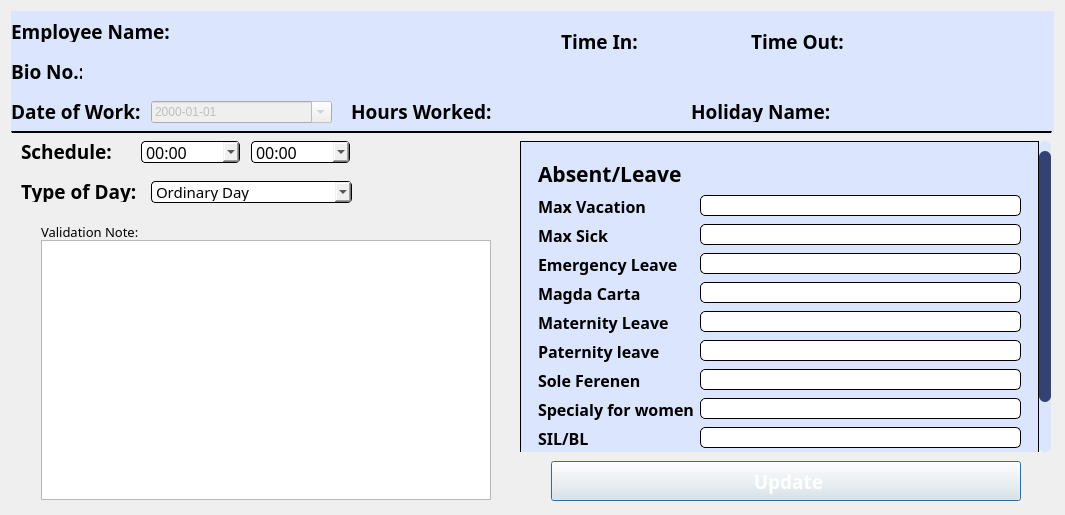
This is MainFrame/Resources/UI/Schedule.ui in Maze711/systemPayroll as Qt 5 draws it before an edit. The edited form follows.
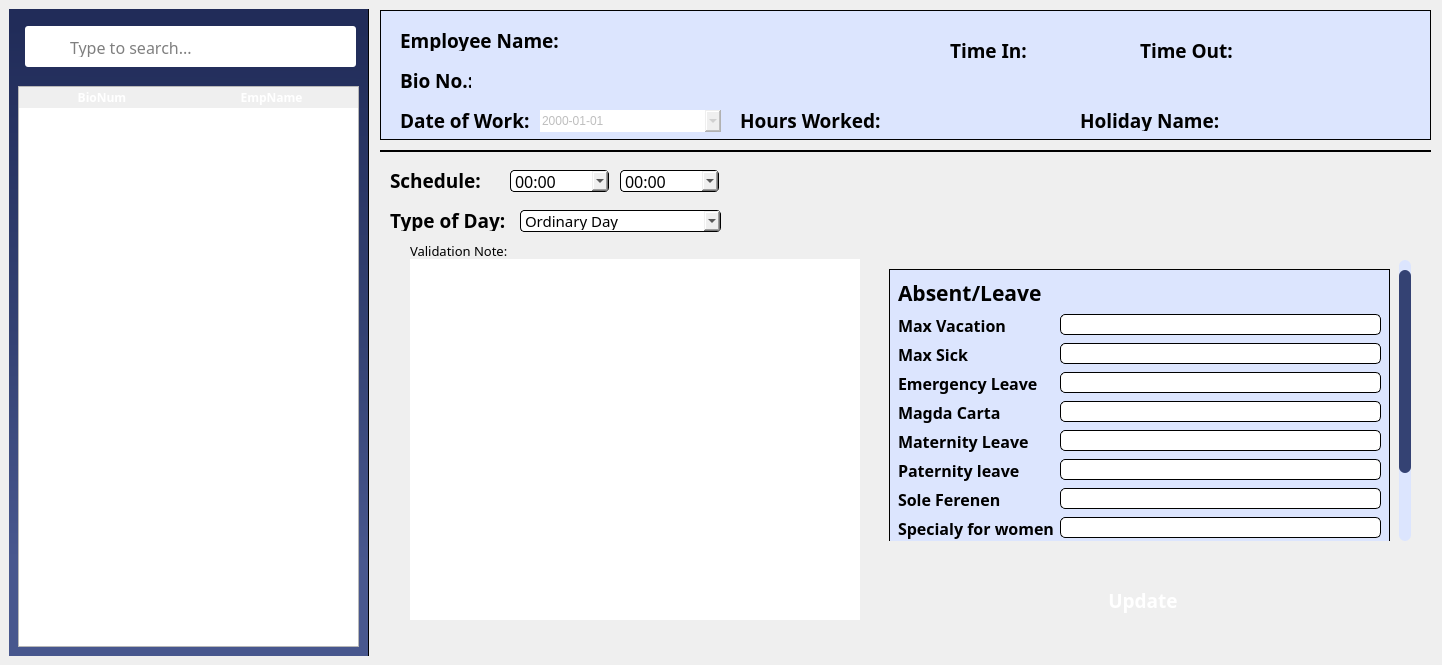
This is the edited form. Icons and pictures are not drawn.

What changed in the file:
```diff
--- a/MainFrame/Resources/UI/Schedule.ui
+++ b/MainFrame/Resources/UI/Schedule.ui
@@ -6,8 +6,8 @@
    <rect>
     <x>0</x>
     <y>0</y>
-    <width>1065</width>
-    <height>515</height>
+    <width>1442</width>
+    <height>665</height>
    </rect>
   </property>
   <property name="font">
@@ -23,15 +23,11 @@
     <normaloff>../Icons/logo.svg</normaloff>../Icons/logo.svg</iconset>
   </property>
   <property name="styleSheet">
-   <string notr="true">#employeeRate, #scrollAreaWidgetContents_2{
+   <string notr="true">#employeeRate, #widget_3, #employeeDetails{
 background-color: #DCE5FE;
 border: 1px solid black;
 }
 
-#employeeDetails{
-background-color: #DCE5FE;
-}
-
 QLineEdit{
 background-color: rgb(255, 255, 255);
 border-radius: 5px;
@@ -78,12 +74,322 @@
     background: none;
 }</string>
   </property>
-  <layout class="QVBoxLayout" name="verticalLayout">
-   <item>
+  <widget class="QWidget" name="widget_4" native="true">
+   <property name="geometry">
+    <rect>
+     <x>9</x>
+     <y>9</y>
+     <width>361</width>
+     <height>647</height>
+    </rect>
+   </property>
+   <property name="minimumSize">
+    <size>
+     <width>100</width>
+     <height>647</height>
+    </size>
+   </property>
+   <widget class="QFrame" name="sideBar">
+    <property name="geometry">
+     <rect>
+      <x>-1</x>
+      <y>-3</y>
+      <width>361</width>
+      <height>651</height>
+     </rect>
+    </property>
+    <property name="styleSheet">
+     <string notr="true">#sideBar{
+	background-color: qlineargradient(spread:pad, x1:0.508, y1:0.0340909, x2:0.503051, y2:1, stop:0 rgba(33, 44, 89, 255), stop:0.497175 rgba(52, 66, 115, 255), stop:0.847458 rgba(72, 87, 142, 255))
+}</string>
+    </property>
+    <property name="frameShape">
+     <enum>QFrame::StyledPanel</enum>
+    </property>
+    <property name="frameShadow">
+     <enum>QFrame::Raised</enum>
+    </property>
+    <widget class="QFrame" name="searchBar">
+     <property name="geometry">
+      <rect>
+       <x>17</x>
+       <y>20</y>
+       <width>331</width>
+       <height>41</height>
+      </rect>
+     </property>
+     <property name="focusPolicy">
+      <enum>Qt::StrongFocus</enum>
+     </property>
+     <property name="styleSheet">
+      <string notr="true">#searchBar{
+	border: 1px solid &quot;#CBD5E0&quot;;
+	border-radius: 3px; 
+ 	background-color: white;
+}</string>
+     </property>
+     <property name="frameShape">
+      <enum>QFrame::StyledPanel</enum>
+     </property>
+     <property name="frameShadow">
+      <enum>QFrame::Raised</enum>
+     </property>
+     <widget class="QLineEdit" name="searchBioNum">
+      <property name="geometry">
+       <rect>
+        <x>43</x>
+        <y>10</y>
+        <width>281</width>
+        <height>21</height>
+       </rect>
+      </property>
+      <property name="font">
+       <font>
+        <family>Poppins</family>
+        <pointsize>12</pointsize>
+       </font>
+      </property>
+      <property name="focusPolicy">
+       <enum>Qt::ClickFocus</enum>
+      </property>
+      <property name="styleSheet">
+       <string notr="true">border: none;</string>
+      </property>
+      <property name="text">
+       <string/>
+      </property>
+      <property name="frame">
+       <bool>false</bool>
+      </property>
+      <property name="placeholderText">
+       <string>Type to search...</string>
+      </property>
+     </widget>
+     <widget class="QLabel" name="searchIcon">
+      <property name="geometry">
+       <rect>
+        <x>10</x>
+        <y>10</y>
+        <width>31</width>
+        <height>21</height>
+       </rect>
+      </property>
+      <property name="styleSheet">
+       <string notr="true">#searchIcon{
+	background-color: white;
+}</string>
+      </property>
+      <property name="text">
+       <string/>
+      </property>
+      <property name="pixmap">
+       <pixmap>../Icons/search.svg</pixmap>
+      </property>
+      <property name="scaledContents">
+       <bool>false</bool>
+      </property>
+      <property name="alignment">
+       <set>Qt::AlignCenter</set>
+      </property>
+     </widget>
+    </widget>
+    <widget class="QWidget" name="widget_2" native="true">
+     <property name="geometry">
+      <rect>
+       <x>10</x>
+       <y>80</y>
+       <width>274</width>
+       <height>210</height>
+      </rect>
+     </property>
+     <property name="styleSheet">
+      <string notr="true">#btnCheckSched, #btnFilter {
+	background-color: &quot;#546aba&quot;;
+	color: white;
+	border-radius: 5px;
+}
+
+#btnTimeSheet, #btnImport{
+border-radius: 5px;
+	color: white;
+background-color: &quot;#30d977&quot;;
+}
+
+#btnExport{
+background-color: rgb(255, 110, 112);
+	color: white;
+	border-radius: 5px;
+}
+
+#btnCheckSched:hover, #btnFilter:hover{
+background-color: #485ba1;
+}
+
+#btnTimeSheet:hover, #btnImport:hover{
+	background-color: &quot;#26ad5f&quot;;
+}
+
+#btnExport:hover{
+background-color: #c75657;
+}
+
+</string>
+     </property>
+     <layout class="QVBoxLayout" name="verticalLayout_2"/>
+    </widget>
+    <widget class="QTableWidget" name="employeeTable">
+     <property name="geometry">
+      <rect>
+       <x>10</x>
+       <y>80</y>
+       <width>341</width>
+       <height>561</height>
+      </rect>
+     </property>
+     <property name="sizePolicy">
+      <sizepolicy hsizetype="Fixed" vsizetype="Fixed">
+       <horstretch>0</horstretch>
+       <verstretch>0</verstretch>
+      </sizepolicy>
+     </property>
+     <property name="font">
+      <font>
+       <family>Poppins SemiBold</family>
+       <pointsize>12</pointsize>
+       <weight>75</weight>
+       <bold>true</bold>
+      </font>
+     </property>
+     <property name="focusPolicy">
+      <enum>Qt::ClickFocus</enum>
+     </property>
+     <property name="contextMenuPolicy">
+      <enum>Qt::DefaultContextMenu</enum>
+     </property>
+     <property name="styleSheet">
+      <string notr="true">/* Header Design */
+
+QHeaderView::section {
+	font-family: Poppins;
+	font-weight: bold;
+	font-size: 12px;
+	color: white;
+	background-color: &quot;#344273&quot;;
+	border: none;
+}
+
+/* Style for the selected row */
+QTableView::item:selected:active {
+	 selection-background-color: &quot;#9DADDF&quot;;
+}
+
+/* Style for the alternate row */
+QTableWidget {
+	alternate-background-color: &quot;#DDDDDD&quot;;
+}</string>
+     </property>
+     <property name="horizontalScrollBarPolicy">
+      <enum>Qt::ScrollBarAsNeeded</enum>
+     </property>
+     <property name="sizeAdjustPolicy">
+      <enum>QAbstractScrollArea::AdjustIgnored</enum>
+     </property>
+     <property name="editTriggers">
+      <set>QAbstractItemView::NoEditTriggers</set>
+     </property>
+     <property name="tabKeyNavigation">
+      <bool>false</bool>
+     </property>
+     <property name="showDropIndicator" stdset="0">
+      <bool>false</bool>
+     </property>
+     <property name="dragDropOverwriteMode">
+      <bool>false</bool>
+     </property>
+     <property name="alternatingRowColors">
+      <bool>true</bool>
+     </property>
+     <property name="selectionMode">
+      <enum>QAbstractItemView::SingleSelection</enum>
+     </property>
+     <property name="selectionBehavior">
+      <enum>QAbstractItemView::SelectRows</enum>
+     </property>
+     <property name="textElideMode">
+      <enum>Qt::ElideRight</enum>
+     </property>
+     <property name="showGrid">
+      <bool>false</bool>
+     </property>
+     <property name="gridStyle">
+      <enum>Qt::SolidLine</enum>
+     </property>
+     <property name="cornerButtonEnabled">
+      <bool>false</bool>
+     </property>
+     <property name="columnCount">
+      <number>2</number>
+     </property>
+     <attribute name="horizontalHeaderVisible">
+      <bool>true</bool>
+     </attribute>
+     <attribute name="horizontalHeaderCascadingSectionResizes">
+      <bool>true</bool>
+     </attribute>
+     <attribute name="horizontalHeaderMinimumSectionSize">
+      <number>50</number>
+     </attribute>
+     <attribute name="horizontalHeaderDefaultSectionSize">
+      <number>166</number>
+     </attribute>
+     <attribute name="horizontalHeaderHighlightSections">
+      <bool>true</bool>
+     </attribute>
+     <attribute name="horizontalHeaderShowSortIndicator" stdset="0">
+      <bool>false</bool>
+     </attribute>
+     <attribute name="horizontalHeaderStretchLastSection">
+      <bool>true</bool>
+     </attribute>
+     <attribute name="verticalHeaderVisible">
+      <bool>false</bool>
+     </attribute>
+     <attribute name="verticalHeaderDefaultSectionSize">
+      <number>31</number>
+     </attribute>
+     <attribute name="verticalHeaderHighlightSections">
+      <bool>false</bool>
+     </attribute>
+     <column>
+      <property name="text">
+       <string>BioNum</string>
+      </property>
+     </column>
+     <column>
+      <property name="text">
+       <string>EmpName</string>
+      </property>
+      <property name="font">
+       <font>
+        <pointsize>8</pointsize>
+       </font>
+      </property>
+     </column>
+    </widget>
+   </widget>
+  </widget>
     <widget class="QWidget" name="widget" native="true">
+   <property name="geometry">
+    <rect>
+     <x>380</x>
+     <y>10</y>
+     <width>1051</width>
+     <height>647</height>
+    </rect>
+   </property>
      <property name="minimumSize">
       <size>
-       <width>0</width>
+     <width>123</width>
        <height>130</height>
       </size>
      </property>
@@ -95,15 +401,15 @@
       </font>
      </property>
      <property name="styleSheet">
-      <string notr="true"/>
+    <string notr="true">border: 5px black solid;</string>
      </property>
      <widget class="QFrame" name="frame">
       <property name="geometry">
        <rect>
         <x>0</x>
-        <y>120</y>
-        <width>1041</width>
-        <height>381</height>
+      <y>140</y>
+      <width>1051</width>
+      <height>501</height>
        </rect>
       </property>
       <property name="styleSheet">
@@ -137,10 +443,10 @@
       <widget class="QScrollArea" name="scrollArea">
        <property name="geometry">
         <rect>
-         <x>509</x>
-         <y>10</y>
+       <x>500</x>
+       <y>110</y>
          <width>531</width>
-         <height>311</height>
+       <height>281</height>
         </rect>
        </property>
        <property name="font">
@@ -171,7 +477,7 @@
         <property name="geometry">
          <rect>
           <x>0</x>
-          <y>-59</y>
+        <y>0</y>
           <width>519</width>
           <height>370</height>
          </rect>
@@ -203,6 +509,10 @@
 QLineEdit {
 border: 1px solid black;
 border-radius: 5px;
+}
+
+#widget_3{
+border: 1px solid black;
 }</string>
            </property>
            <layout class="QFormLayout" name="formLayout">
@@ -400,9 +710,9 @@
       <widget class="QPushButton" name="pushButton">
        <property name="geometry">
         <rect>
-         <x>540</x>
-         <y>330</y>
-         <width>470</width>
+       <x>500</x>
+       <y>430</y>
+       <width>521</width>
          <height>40</height>
         </rect>
        </property>
@@ -464,7 +774,7 @@
        <property name="geometry">
         <rect>
          <x>10</x>
-         <y>50</y>
+       <y>60</y>
          <width>151</width>
          <height>21</height>
         </rect>
@@ -485,7 +795,7 @@
        <property name="geometry">
         <rect>
          <x>240</x>
-         <y>10</y>
+       <y>20</y>
          <width>99</width>
          <height>22</height>
         </rect>
@@ -621,7 +931,7 @@
        <property name="geometry">
         <rect>
          <x>10</x>
-         <y>10</y>
+       <y>20</y>
          <width>101</width>
          <height>21</height>
         </rect>
@@ -644,7 +954,7 @@
          <x>30</x>
          <y>109</y>
          <width>450</width>
-         <height>260</height>
+       <height>361</height>
         </rect>
        </property>
       </widget>
@@ -652,7 +962,7 @@
        <property name="geometry">
         <rect>
          <x>130</x>
-         <y>10</y>
+       <y>20</y>
          <width>99</width>
          <height>22</height>
         </rect>
@@ -788,7 +1098,7 @@
        <property name="geometry">
         <rect>
          <x>140</x>
-         <y>50</y>
+       <y>60</y>
          <width>201</width>
          <height>22</height>
         </rect>
@@ -819,9 +1129,9 @@
      <widget class="QWidget" name="employeeDetails" native="true">
       <property name="geometry">
        <rect>
-        <x>-20</x>
-        <y>-10</y>
-        <width>1071</width>
+      <x>0</x>
+      <y>0</y>
+      <width>1051</width>
         <height>130</height>
        </rect>
       </property>
@@ -839,7 +1149,9 @@
        </font>
       </property>
       <property name="styleSheet">
-       <string notr="true"/>
+     <string notr="true">#employeeDetails{
+border: 1px solid black;
+}</string>
       </property>
       <widget class="QLabel" name="lblName">
        <property name="geometry">
@@ -1132,8 +1444,6 @@
       </widget>
      </widget>
     </widget>
-   </item>
-  </layout>
  </widget>
  <resources/>
  <connections/>
```
Lines whose indentation alone changed are shown as unchanged.
